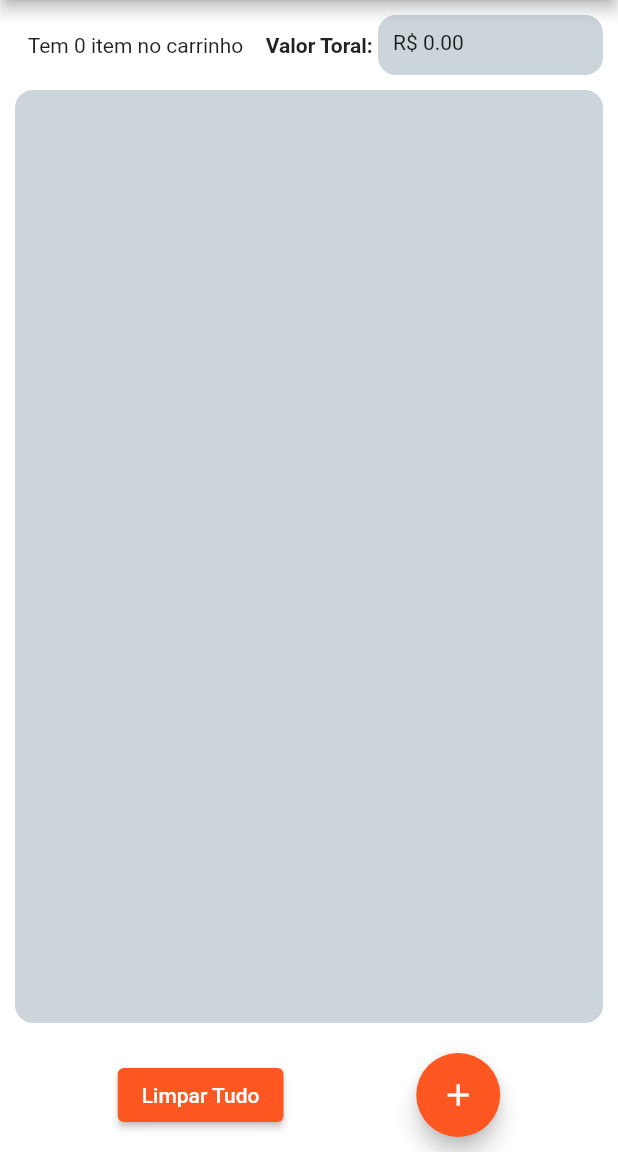
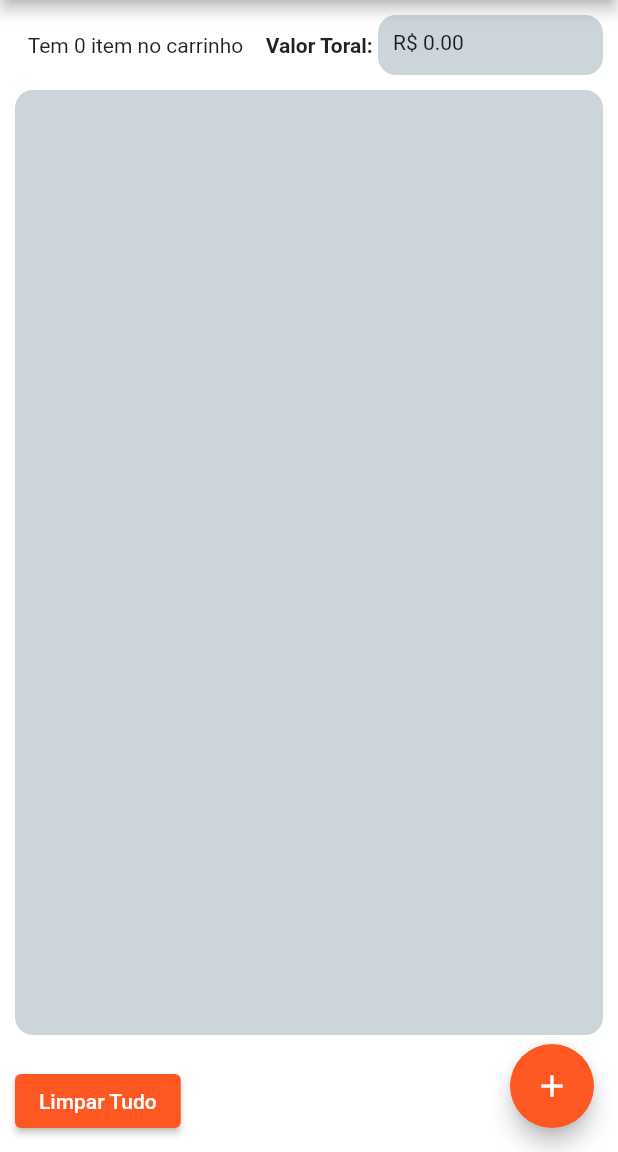
Before and after one commit to Julio-JC/lista_de_despesas, a Flutter app: the screen it shows after launch, on a phone screen of 412 x 824 dp, the part 84-1236 px from its top. Run offline on Flutter 3.47's test engine with Material 2 defaults, Android fonts, the phone set to English and light mode, and no system bars; our stand-ins replace flutter_slidable.

Commit message:
Add SnackBar e botão para desfazer deleção.

```diff
--- a/lista_de_despesas/lib/componentes/botao.dart
+++ b/lista_de_despesas/lib/componentes/botao.dart
@@ -3,11 +3,11 @@ import 'package:flutter/material.dart';
 import '../models/constantes.dart';
 
 class Botao extends StatelessWidget {
+  const Botao({Key? key, required this.texto, required this.aoPressionar})
+      : super(key: key);
+
   final String texto;
   final Function() aoPressionar;
-
-  const Botao({Key? key, required this.texto, required this.aoPressionar})
-      : super(key: key);
 
   @override
   Widget build(BuildContext context) {
--- a/lista_de_despesas/lib/home_page.dart
+++ b/lista_de_despesas/lib/home_page.dart
@@ -16,6 +16,9 @@ class HomePage extends StatefulWidget {
 class _HomePageState extends State<HomePage> {
   final List<ItemDaCompra> itens = [];
   double valorTotal = 0.00;
+
+  late ItemDaCompra itemDeletado;
+  int? posicaoDoItemDeletado;
 
   addTransacao(String nome, double valorItem) {
     final novoItem = ItemDaCompra(
@@ -41,6 +44,7 @@ class _HomePageState extends State<HomePage> {
         });
   }
 
+  int? qtddItens;
   void adicionarItemDoCard(ItemDaCompra item) {
     setState(() {
       item.quantidade++;
@@ -73,6 +77,11 @@ class _HomePageState extends State<HomePage> {
     return Scaffold(
       appBar: AppBar(
         title: const Text('Lista de Despesas'),
+      ),
+      floatingActionButton: FloatingActionButton(
+        backgroundColor: Colors.deepOrange,
+        child: const Icon(Icons.add),
+        onPressed: () => openTransactionFormModal(context),
       ),
       body: Column(
         children: [
@@ -143,21 +152,15 @@ class _HomePageState extends State<HomePage> {
             ),
           ),
           Row(
-            mainAxisAlignment: MainAxisAlignment.spaceEvenly,
+            mainAxisAlignment: MainAxisAlignment.start,
             children: [
               Padding(
-                  padding: const EdgeInsets.all(10),
-                  child: Botao(
-                      texto: 'Limpar Tudo',
-                      aoPressionar: () {
-                        showDeleteListConfirmationDialog();
-                      })),
-              Padding(
-                padding: const EdgeInsets.all(10),
-                child: FloatingActionButton(
-                  backgroundColor: Colors.deepOrange,
-                  child: const Icon(Icons.add),
-                  onPressed: () => openTransactionFormModal(context),
+                padding: const EdgeInsets.all(Constants.clearButtonSideSpace),
+                child: Botao(
+                  texto: 'Limpar Tudo',
+                  aoPressionar: () {
+                    showDeleteListConfirmationDialog();
+                  },
                 ),
               ),
             ],
@@ -168,10 +171,34 @@ class _HomePageState extends State<HomePage> {
   }
 
   void onDelete(ItemDaCompra itemDaCompra) {
+    itemDeletado = itemDaCompra;
+    posicaoDoItemDeletado = itens.indexOf(itemDaCompra);
+
     setState(() {
       itens.remove(itemDaCompra);
       valorTotal = valorTotal - itemDaCompra.valor * itemDaCompra.quantidade;
     });
+
+    ScaffoldMessenger.of(context).showSnackBar(
+      SnackBar(
+        content: Text(
+          'Item ${itemDaCompra.nomeDoItem} foi removido',
+          style: const TextStyle(fontWeight: FontWeight.w700),
+        ),
+        backgroundColor: Constants.kCorDaSnackBar,
+        action: SnackBarAction(
+          label: 'Desfazer',
+          textColor: Constants.kCorDosBotoes,
+          onPressed: () {
+            setState(() {
+              itens.insert(posicaoDoItemDeletado!, itemDeletado);
+              valorTotal =
+                  valorTotal + itemDaCompra.valor * itemDaCompra.quantidade;
+            });
+          },
+        ),
+      ),
+    );
   }
 
   void showDeleteListConfirmationDialog() {
--- a/lista_de_despesas/lib/models/constantes.dart
+++ b/lista_de_despesas/lib/models/constantes.dart
@@ -4,6 +4,8 @@ class Constants {
   static const Color kCorDoCard = Color.fromARGB(255, 139, 161, 172);
   static const Color kCorDosBotoes = Colors.deepOrange;
   static const Color kCorDoContainer = Color.fromARGB(255, 204, 213, 218);
+  static const Color kCorDaSnackBar = Colors.black45;
 
   static const double leadingTrailingCardSpaces = 30;
+  static const double clearButtonSideSpace = 10;
 }
```
